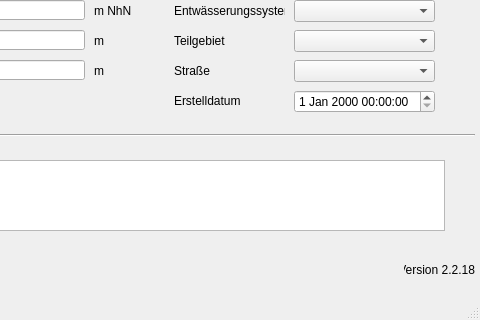
First picture: the form in qkan/database/templates/speicher.ui, repository hoettges/QKan, before the edit; both pictures show x 156 to 636 and y 100 to 420 of the 636 by 420 pixel window.
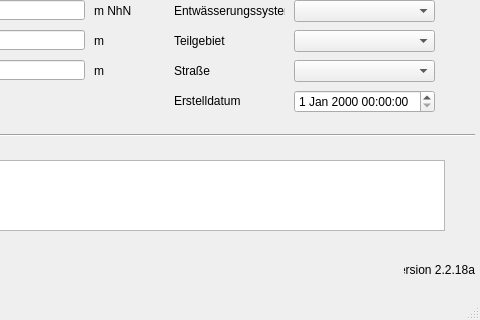
Second picture: the form after the edit. Custom widgets are drawn as their Qt base class.

Patch:
```diff
--- a/qkan/database/templates/speicher.ui
+++ b/qkan/database/templates/speicher.ui
@@ -361,7 +361,7 @@
      <string>Version QKan Import</string>
     </property>
     <property name="text">
-     <string>Version 2.2.18</string>
+     <string>Version 2.2.18a</string>
     </property>
     <property name="alignment">
      <set>Qt::AlignRight|Qt::AlignTrailing|Qt::AlignVCenter</set>
```
